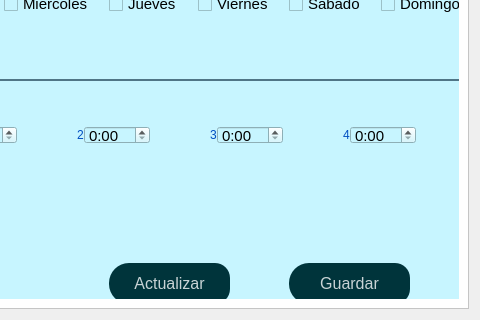
Before: the Qt Designer form ui/medicamentos.ui in daburneo1/addi, drawn with Qt 5; both pictures show x 540 to 1020 and y 270 to 590 of the 1020 by 590 pixel window.
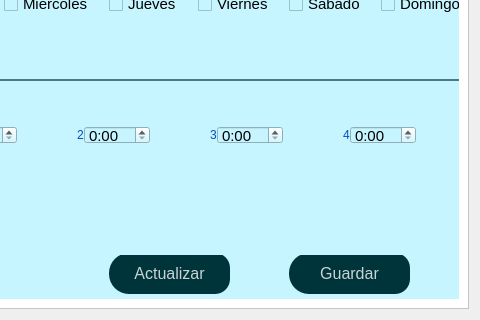
After: the same form once the commit is applied. Icons and pictures are not drawn.

```diff
--- a/ui/medicamentos.ui
+++ b/ui/medicamentos.ui
@@ -500,7 +500,7 @@
                  <property name="geometry">
                   <rect>
                    <x>440</x>
-                   <y>510</y>
+                   <y>500</y>
                    <width>121</width>
                    <height>41</height>
                   </rect>
@@ -540,7 +540,7 @@
                  <property name="geometry">
                   <rect>
                    <x>620</x>
-                   <y>510</y>
+                   <y>500</y>
                    <width>121</width>
                    <height>41</height>
                   </rect>
```
